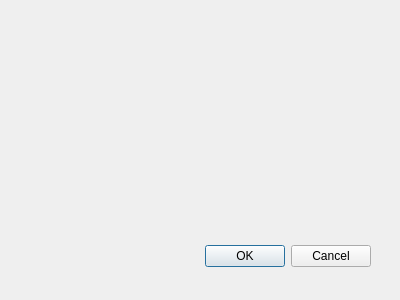
DaleFoley/DBViewer, file designselection.ui: the form before one commit.
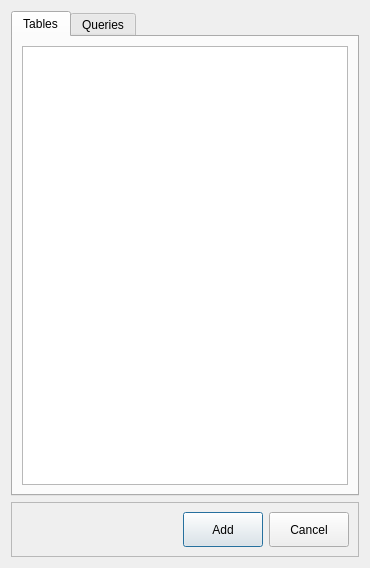
The form after the commit.

Commit message: WIP table erd widget. Logic for design selection and view.

Patch:
```diff
--- a/designselection.ui
+++ b/designselection.ui
@@ -8,29 +8,127 @@
    <rect>
     <x>0</x>
     <y>0</y>
-    <width>400</width>
-    <height>300</height>
+    <width>370</width>
+    <height>568</height>
    </rect>
   </property>
+  <property name="sizePolicy">
+   <sizepolicy hsizetype="MinimumExpanding" vsizetype="MinimumExpanding">
+    <horstretch>0</horstretch>
+    <verstretch>0</verstretch>
+   </sizepolicy>
+  </property>
   <property name="windowTitle">
    <string>Dialog</string>
   </property>
-  <widget name="buttonBox" class="QDialogButtonBox">
-   <property name="geometry">
-    <rect>
-     <x>30</x>
-     <y>240</y>
-     <width>341</width>
-     <height>32</height>
-    </rect>
-   </property>
-   <property name="orientation">
-    <enum>Qt::Horizontal</enum>
-   </property>
-   <property name="standardButtons">
-    <set>QDialogButtonBox::Cancel|QDialogButtonBox::Ok</set>
-   </property>
-  </widget>
+  <layout class="QVBoxLayout" name="verticalLayout">
+   <item>
+    <widget class="QTabWidget" name="tabWidget">
+     <property name="sizePolicy">
+      <sizepolicy hsizetype="MinimumExpanding" vsizetype="MinimumExpanding">
+       <horstretch>0</horstretch>
+       <verstretch>0</verstretch>
+      </sizepolicy>
+     </property>
+     <property name="minimumSize">
+      <size>
+       <width>271</width>
+       <height>300</height>
+      </size>
+     </property>
+     <property name="currentIndex">
+      <number>0</number>
+     </property>
+     <widget class="QWidget" name="tabTables">
+      <attribute name="title">
+       <string>Tables</string>
+      </attribute>
+      <layout class="QVBoxLayout" name="verticalLayout_2">
+       <item>
+        <widget class="QListWidget" name="listWidgetTables">
+         <property name="selectionMode">
+          <enum>QAbstractItemView::MultiSelection</enum>
+         </property>
+        </widget>
+       </item>
+      </layout>
+     </widget>
+     <widget class="QWidget" name="tabQueries">
+      <attribute name="title">
+       <string>Queries</string>
+      </attribute>
+      <layout class="QVBoxLayout" name="verticalLayout_3">
+       <item>
+        <widget class="QListWidget" name="listWidgetQueries"/>
+       </item>
+      </layout>
+     </widget>
+    </widget>
+   </item>
+   <item>
+    <widget class="QFrame" name="frame">
+     <property name="sizePolicy">
+      <sizepolicy hsizetype="MinimumExpanding" vsizetype="MinimumExpanding">
+       <horstretch>0</horstretch>
+       <verstretch>0</verstretch>
+      </sizepolicy>
+     </property>
+     <property name="maximumSize">
+      <size>
+       <width>16777215</width>
+       <height>55</height>
+      </size>
+     </property>
+     <property name="frameShape">
+      <enum>QFrame::StyledPanel</enum>
+     </property>
+     <property name="frameShadow">
+      <enum>QFrame::Raised</enum>
+     </property>
+     <layout class="QHBoxLayout" name="horizontalLayout">
+      <item>
+       <spacer name="horizontalSpacer">
+        <property name="orientation">
+         <enum>Qt::Horizontal</enum>
+        </property>
+        <property name="sizeHint" stdset="0">
+         <size>
+          <width>40</width>
+          <height>20</height>
+         </size>
+        </property>
+       </spacer>
+      </item>
+      <item>
+       <widget class="QPushButton" name="pushButtonAdd">
+        <property name="sizePolicy">
+         <sizepolicy hsizetype="Minimum" vsizetype="MinimumExpanding">
+          <horstretch>0</horstretch>
+          <verstretch>0</verstretch>
+         </sizepolicy>
+        </property>
+        <property name="text">
+         <string>Add</string>
+        </property>
+       </widget>
+      </item>
+      <item>
+       <widget class="QPushButton" name="pushButtonCancel">
+        <property name="sizePolicy">
+         <sizepolicy hsizetype="Minimum" vsizetype="MinimumExpanding">
+          <horstretch>0</horstretch>
+          <verstretch>0</verstretch>
+         </sizepolicy>
+        </property>
+        <property name="text">
+         <string>Cancel</string>
+        </property>
+       </widget>
+      </item>
+     </layout>
+    </widget>
+   </item>
+  </layout>
  </widget>
  <pixmapfunction/>
  <resources/>
```
Left out of the diff: 42 changed lines with no effect on the pictures. The commit also changes 18 other files.
